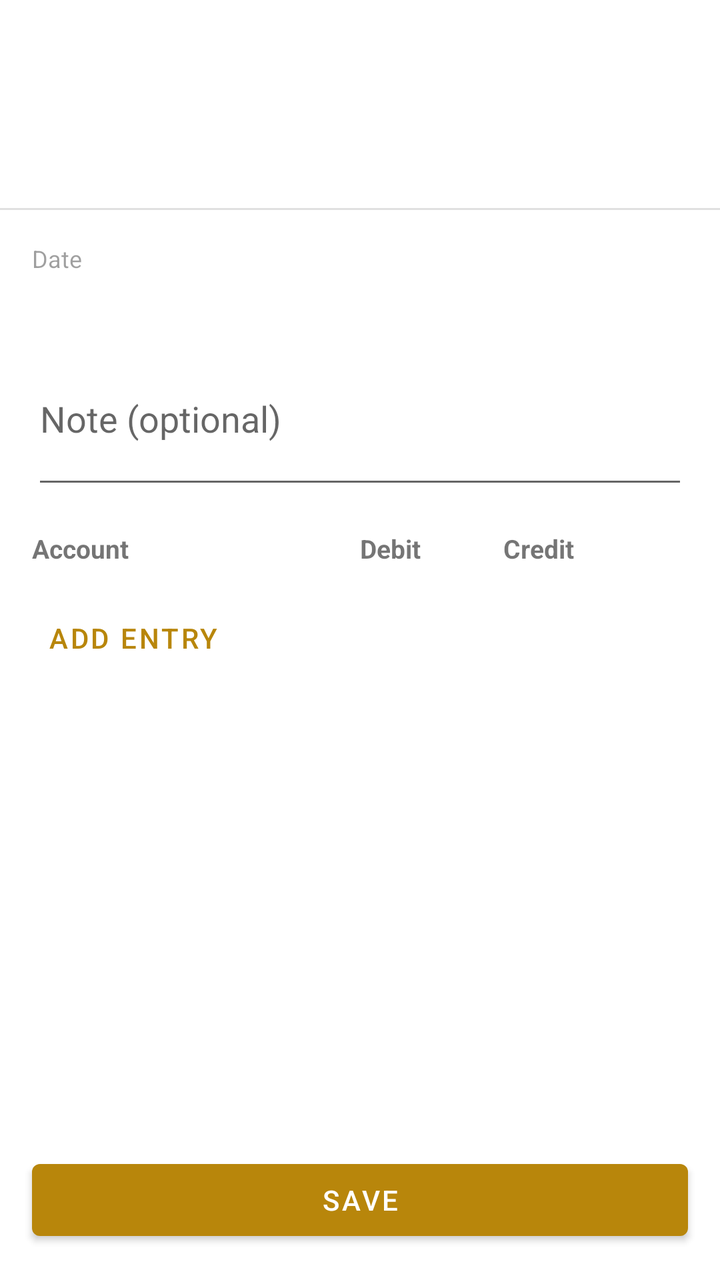
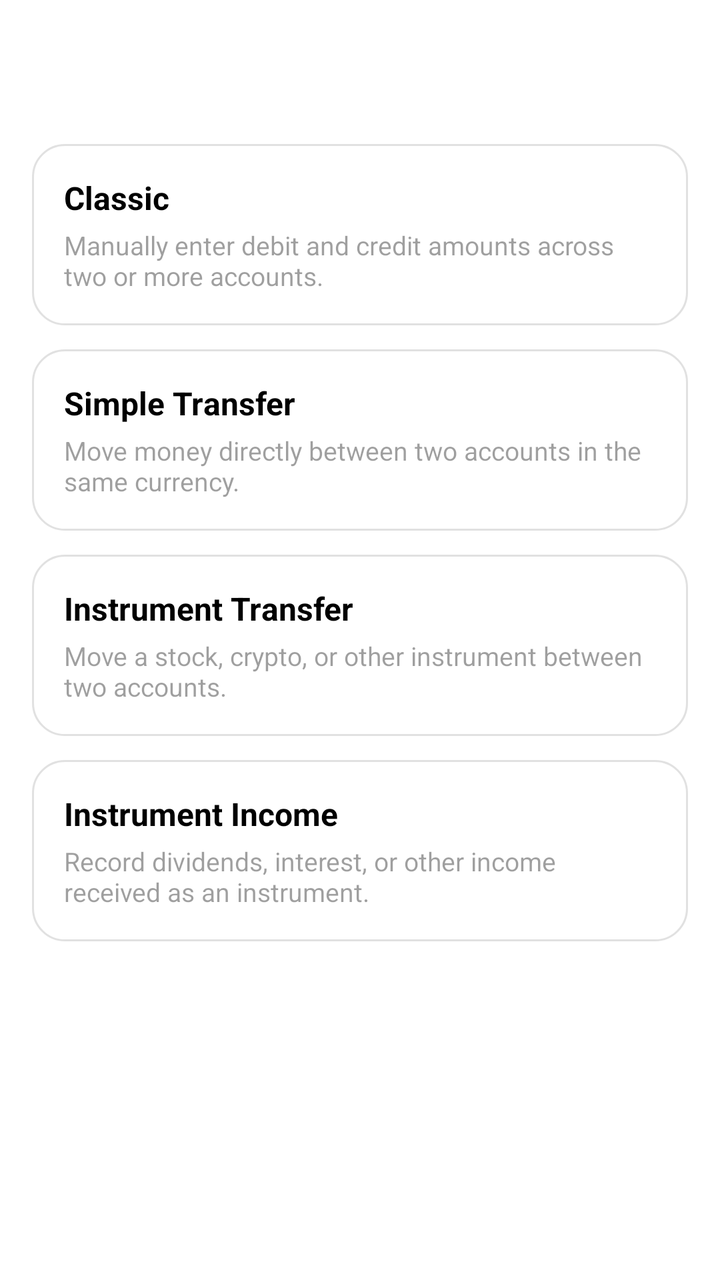

Two renders of the same Android screen: before a commit and after it. Below are the layout's source before the change and the commit's diff.
<!-- AndroidManifest.xml: application theme Theme.Accounting -->
<!-- res/layout/activity_add_transaction.xml -->
<?xml version="1.0" encoding="utf-8"?>
<LinearLayout xmlns:android="http://schemas.android.com/apk/res/android"
    xmlns:app="http://schemas.android.com/apk/res-auto"
    android:layout_width="match_parent"
    android:layout_height="match_parent"
    android:orientation="vertical">

    <androidx.appcompat.widget.Toolbar
        android:id="@+id/toolbar"
        android:layout_width="match_parent"
        android:layout_height="wrap_content"
        android:minHeight="?attr/actionBarSize" />

    <com.google.android.material.tabs.TabLayout
        android:id="@+id/tabs_transaction_mode"
        android:layout_width="match_parent"
        android:layout_height="wrap_content"
        android:background="?attr/colorSurface"
        app:tabGravity="start"
        app:tabMode="scrollable" />

    <View
        android:layout_width="match_parent"
        android:layout_height="1dp"
        android:background="?attr/colorControlHighlight" />

    <androidx.core.widget.NestedScrollView
        android:layout_width="match_parent"
        android:layout_height="0dp"
        android:layout_weight="1">

        <LinearLayout
            android:layout_width="match_parent"
            android:layout_height="wrap_content"
            android:orientation="vertical"
            android:padding="16dp">

            <TextView
                android:layout_width="match_parent"
                android:layout_height="wrap_content"
                android:text="@string/label_date"
                android:textSize="12sp"
                android:alpha="0.7" />

            <TextView
                android:id="@+id/text_datetime"
                android:layout_width="match_parent"
                android:layout_height="wrap_content"
                android:padding="8dp"
                android:textSize="16sp"
                android:textColor="?attr/colorOnSurface"
                android:background="?attr/selectableItemBackground"
                android:layout_marginBottom="12dp" />

            <EditText
                android:id="@+id/edit_note"
                android:layout_width="match_parent"
                android:layout_height="wrap_content"
                android:hint="@string/hint_note"
                android:inputType="textMultiLine"
                android:minLines="2"
                android:gravity="top"
                android:layout_marginBottom="16dp" />

            <LinearLayout
                android:id="@+id/mode_classic"
                android:layout_width="match_parent"
                android:layout_height="wrap_content"
                android:orientation="vertical">

                <LinearLayout
                    android:layout_width="match_parent"
                    android:layout_height="wrap_content"
                    android:orientation="horizontal"
                    android:layout_marginBottom="4dp">

                    <TextView
                        android:layout_width="0dp"
                        android:layout_height="wrap_content"
                        android:layout_weight="2"
                        android:text="@string/label_account"
                        android:textStyle="bold"
                        android:textSize="13sp" />

                    <TextView
                        android:layout_width="0dp"
                        android:layout_height="wrap_content"
                        android:layout_weight="1"
                        android:layout_marginStart="4dp"
                        android:text="@string/label_debit"
                        android:textStyle="bold"
                        android:textSize="13sp"
                        android:gravity="center" />

                    <TextView
                        android:layout_width="0dp"
                        android:layout_height="wrap_content"
                        android:layout_weight="1"
                        android:layout_marginStart="4dp"
                        android:text="@string/label_credit"
                        android:textStyle="bold"
                        android:textSize="13sp"
                        android:gravity="center" />

                    <View
                        android:layout_width="40dp"
                        android:layout_height="wrap_content" />

                </LinearLayout>

                <LinearLayout
                    android:id="@+id/entries_container"
                    android:layout_width="match_parent"
                    android:layout_height="wrap_content"
                    android:orientation="vertical" />

                <Button
                    android:id="@+id/btn_add_entry"
                    style="@style/Widget.MaterialComponents.Button.TextButton"
                    android:layout_width="wrap_content"
                    android:layout_height="wrap_content"
                    android:layout_marginTop="8dp"
                    android:text="@string/action_add_entry" />

            </LinearLayout>

            <LinearLayout
                android:id="@+id/mode_simple_transfer"
                android:layout_width="match_parent"
                android:layout_height="wrap_content"
                android:orientation="vertical"
                android:visibility="gone">

                <TextView
                    android:layout_width="match_parent"
                    android:layout_height="wrap_content"
                    android:text="@string/label_transfer_from"
                    android:textSize="12sp"
                    android:alpha="0.7" />

                <Spinner
                    android:id="@+id/spinner_transfer_from"
                    android:layout_width="match_parent"
                    android:layout_height="wrap_content" />

                <TextView
                    android:id="@+id/text_transfer_from_balance"
                    android:layout_width="match_parent"
                    android:layout_height="wrap_content"
                    android:paddingStart="6dp"
                    android:paddingTop="2dp"
                    android:textSize="11sp"
                    android:visibility="gone" />

                <TextView
                    android:id="@+id/text_transfer_from_new_balance"
                    android:layout_width="match_parent"
                    android:layout_height="wrap_content"
                    android:paddingStart="6dp"
                    android:paddingTop="2dp"
                    android:textSize="11sp"
                    android:visibility="gone" />

                <TextView
                    android:layout_width="match_parent"
                    android:layout_height="wrap_content"
                    android:gravity="center_horizontal"
                    android:text="@string/transfer_arrow_down"
                    android:textSize="18sp"
                    android:alpha="0.6"
                    android:importantForAccessibility="no" />

                <TextView
                    android:layout_width="match_parent"
                    android:layout_height="wrap_content"
                    android:text="@string/label_transfer_to"
                    android:textSize="12sp"
                    android:alpha="0.7" />

                <Spinner
                    android:id="@+id/spinner_transfer_to"
                    android:layout_width="match_parent"
                    android:layout_height="wrap_content" />

                <TextView
                    android:id="@+id/text_transfer_to_balance"
                    android:layout_width="match_parent"
                    android:layout_height="wrap_content"
                    android:paddingStart="6dp"
                    android:paddingTop="2dp"
                    android:textSize="11sp"
                    android:visibility="gone" />

                <TextView
                    android:id="@+id/text_transfer_to_new_balance"
                    android:layout_width="match_parent"
                    android:layout_height="wrap_content"
                    android:paddingStart="6dp"
                    android:paddingTop="2dp"
                    android:textSize="11sp"
                    android:visibility="gone" />

                <View
                    android:layout_width="match_parent"
                    android:layout_height="12dp" />

                <TextView
                    android:layout_width="match_parent"
                    android:layout_height="wrap_content"
                    android:text="@string/hint_amount"
                    android:textSize="12sp"
                    android:alpha="0.7" />

                <LinearLayout
                    android:layout_width="match_parent"
                    android:layout_height="wrap_content"
                    android:orientation="horizontal"
                    android:gravity="center_vertical">

                    <TextView
                        android:layout_width="wrap_content"
                        android:layout_height="wrap_content"
                        android:text="@string/label_currency_ar"
                        android:textSize="14sp"
                        android:paddingEnd="8dp" />

                    <EditText
                        android:id="@+id/edit_transfer_amount"
                        android:layout_width="0dp"
                        android:layout_height="wrap_content"
                        android:layout_weight="1"
                        android:hint="@string/hint_amount"
                        android:inputType="number"
                        android:maxLines="1" />

                </LinearLayout>

            </LinearLayout>

            <LinearLayout
                android:id="@+id/mode_instrument_transfer"
                android:layout_width="match_parent"
                android:layout_height="wrap_content"
                android:orientation="vertical"
                android:visibility="gone">

                <TextView
                    android:layout_width="match_parent"
                    android:layout_height="wrap_content"
                    android:text="@string/label_transfer_from"
                    android:textSize="12sp"
                    android:alpha="0.7" />

                <Spinner
                    android:id="@+id/spinner_instrument_transfer_from"
                    android:layout_width="match_parent"
                    android:layout_height="wrap_content" />

                <TextView
                    android:id="@+id/text_instrument_transfer_from_balance"
                    android:layout_width="match_parent"
                    android:layout_height="wrap_content"
                    android:paddingStart="6dp"
                    android:paddingTop="2dp"
                    android:textSize="11sp"
                    android:visibility="gone" />

                <TextView
                    android:id="@+id/text_instrument_transfer_from_new_balance"
                    android:layout_width="match_parent"
                    android:layout_height="wrap_content"
                    android:paddingStart="6dp"
                    android:paddingTop="2dp"
                    android:textSize="11sp"
                    android:visibility="gone" />

                <TextView
                    android:layout_width="match_parent"
                    android:layout_height="wrap_content"
                    android:gravity="center_horizontal"
                    android:text="@string/transfer_arrow_down"
                    android:textSize="18sp"
                    android:alpha="0.6"
                    android:importantForAccessibility="no" />

                <TextView
                    android:layout_width="match_parent"
                    android:layout_height="wrap_content"
                    android:text="@string/label_transfer_to"
                    android:textSize="12sp"
                    android:alpha="0.7" />

                <Spinner
                    android:id="@+id/spinner_instrument_transfer_to"
                    android:layout_width="match_parent"
                    android:layout_height="wrap_content" />

                <TextView
                    android:id="@+id/text_instrument_transfer_to_balance"
                    android:layout_width="match_parent"
                    android:layout_height="wrap_content"
                    android:paddingStart="6dp"
                    android:paddingTop="2dp"
                    android:textSize="11sp"
                    android:visibility="gone" />

                <TextView
                    android:id="@+id/text_instrument_transfer_to_new_balance"
                    android:layout_width="match_parent"
                    android:layout_height="wrap_content"
                    android:paddingStart="6dp"
                    android:paddingTop="2dp"
                    android:textSize="11sp"
                    android:visibility="gone" />

                <View
                    android:layout_width="match_parent"
                    android:layout_height="12dp" />

                <TextView
                    android:layout_width="match_parent"
                    android:layout_height="wrap_content"
                    android:text="@string/hint_amount"
                    android:textSize="12sp"
                    android:alpha="0.7" />

                <LinearLayout
                    android:layout_width="match_parent"
                    android:layout_height="wrap_content"
                    android:orientation="horizontal"
                    android:gravity="center_vertical">

                    <TextView
                        android:id="@+id/text_instrument_transfer_amount_code"
                        android:layout_width="wrap_content"
                        android:layout_height="wrap_content"
                        android:textSize="14sp"
                        android:paddingEnd="8dp" />

                    <EditText
                        android:id="@+id/edit_instrument_transfer_amount"
                        android:layout_width="0dp"
                        android:layout_height="wrap_content"
                        android:layout_weight="1"
                        android:hint="@string/hint_amount"
                        android:inputType="numberDecimal"
                        android:maxLines="1" />

                </LinearLayout>

                <TextView
                    android:id="@+id/text_instrument_transfer_amount_base"
                    android:layout_width="match_parent"
                    android:layout_height="wrap_content"
                    android:paddingStart="6dp"
                    android:paddingTop="2dp"
                    android:textSize="11sp"
                    android:alpha="0.7"
                    android:visibility="gone" />

            </LinearLayout>

            <LinearLayout
                android:id="@+id/mode_instrument_income"
                android:layout_width="match_parent"
                android:layout_height="wrap_content"
                android:orientation="vertical"
                android:visibility="gone">

                <TextView
                    android:layout_width="match_parent"
                    android:layout_height="wrap_content"
                    android:text="@string/label_instrument_income_asset"
                    android:textSize="12sp"
                    android:alpha="0.7" />

                <Spinner
                    android:id="@+id/spinner_instrument_income_asset"
                    android:layout_width="match_parent"
                    android:layout_height="wrap_content" />

                <TextView
                    android:id="@+id/text_instrument_income_asset_balance"
                    android:layout_width="match_parent"
                    android:layout_height="wrap_content"
                    android:paddingStart="6dp"
                    android:paddingTop="2dp"
                    android:textSize="11sp"
                    android:visibility="gone" />

                <TextView
                    android:id="@+id/text_instrument_income_asset_new_balance"
                    android:layout_width="match_parent"
                    android:layout_height="wrap_content"
                    android:paddingStart="6dp"
                    android:paddingTop="2dp"
                    android:textSize="11sp"
                    android:visibility="gone" />

                <View
                    android:layout_width="match_parent"
                    android:layout_height="12dp" />

                <TextView
                    android:layout_width="match_parent"
                    android:layout_height="wrap_content"
                    android:text="@string/label_instrument_income_revenue"
                    android:textSize="12sp"
                    android:alpha="0.7" />

                <Spinner
                    android:id="@+id/spinner_instrument_income_revenue"
                    android:layout_width="match_parent"
                    android:layout_height="wrap_content" />

                <TextView
                    android:id="@+id/text_instrument_income_revenue_balance"
                    android:layout_width="match_parent"
                    android:layout_height="wrap_content"
                    android:paddingStart="6dp"
                    android:paddingTop="2dp"
                    android:textSize="11sp"
                    android:visibility="gone" />

                <TextView
                    android:id="@+id/text_instrument_income_revenue_new_balance"
                    android:layout_width="match_parent"
                    android:layout_height="wrap_content"
                    android:paddingStart="6dp"
                    android:paddingTop="2dp"
                    android:textSize="11sp"
                    android:visibility="gone" />

                <View
                    android:layout_width="match_parent"
                    android:layout_height="12dp" />

                <TextView
                    android:layout_width="match_parent"
                    android:layout_height="wrap_content"
                    android:text="@string/label_instrument_income_new_balance"
                    android:textSize="12sp"
                    android:alpha="0.7" />

                <LinearLayout
                    android:layout_width="match_parent"
                    android:layout_height="wrap_content"
                    android:orientation="horizontal"
                    android:gravity="center_vertical">

                    <TextView
                        android:id="@+id/text_instrument_income_amount_code"
                        android:layout_width="wrap_content"
                        android:layout_height="wrap_content"
                        android:textSize="14sp"
                        android:paddingEnd="8dp" />

                    <EditText
                        android:id="@+id/edit_instrument_income_amount"
                        android:layout_width="0dp"
                        android:layout_height="wrap_content"
                        android:layout_weight="1"
                        android:hint="@string/label_instrument_income_new_balance"
                        android:inputType="numberDecimal"
                        android:maxLines="1" />

                </LinearLayout>

                <TextView
                    android:id="@+id/text_instrument_income_amount_base"
                    android:layout_width="match_parent"
                    android:layout_height="wrap_content"
                    android:paddingStart="6dp"
                    android:paddingTop="2dp"
                    android:textSize="11sp"
                    android:alpha="0.7"
                    android:visibility="gone" />

            </LinearLayout>

        </LinearLayout>

    </androidx.core.widget.NestedScrollView>

    <TextView
        android:id="@+id/text_balance_summary"
        android:layout_width="match_parent"
        android:layout_height="wrap_content"
        android:layout_marginStart="16dp"
        android:layout_marginEnd="16dp"
        android:layout_marginTop="8dp"
        android:gravity="center"
        android:textSize="13sp"
        android:textStyle="bold" />

    <Button
        android:id="@+id/btn_save"
        android:layout_width="match_parent"
        android:layout_height="wrap_content"
        android:layout_margin="16dp"
        android:text="@string/action_save" />

</LinearLayout>
<!-- resources referenced by this layout -->
<resources>
  <string name="action_add_entry">Add Entry</string>
  <string name="action_save">Save</string>
  <string name="hint_amount">Amount</string>
  <string name="hint_note">Note (optional)</string>
  <string name="label_account">Account</string>
  <string name="label_credit">Credit</string>
  <string name="label_currency_ar">Ar</string>
  <string name="label_date">Date</string>
  <string name="label_debit">Debit</string>
  <string name="label_instrument_income_asset">Asset account</string>
  <string name="label_instrument_income_new_balance">New balance</string>
  <string name="label_instrument_income_revenue">Revenue account</string>
  <string name="label_transfer_from">From</string>
  <string name="label_transfer_to">To</string>
  <string name="transfer_arrow_down">↓</string>
  <style name="Theme.Accounting" parent="Theme.MaterialComponents.DayNight.NoActionBar">
          <item name="colorPrimary">@color/gold_500</item>
          <item name="colorPrimaryVariant">@color/gold_700</item>
          <item name="colorOnPrimary">@color/white</item>
          <item name="colorSecondary">@color/brown_500</item>
          <item name="colorSecondaryVariant">@color/brown_700</item>
          <item name="colorOnSecondary">@color/white</item>
          <item name="android:statusBarColor" tools:targetApi="21">?attr/colorPrimaryVariant</item>
      </style>
  <color name="gold_500">#B8860B</color>
  <color name="gold_700">#7A5C00</color>
  <color name="white">#FFFFFFFF</color>
  <color name="brown_500">#5D4037</color>
  <color name="brown_700">#4E342E</color>
</resources>

<!-- the commit's change to res/layout/activity_add_transaction.xml (unified diff, before → after) -->
@@ -11,13 +11,167 @@
         android:layout_height="wrap_content"
         android:minHeight="?attr/actionBarSize" />
 
-    <com.google.android.material.tabs.TabLayout
-        android:id="@+id/tabs_transaction_mode"
+    <LinearLayout
+        android:id="@+id/step_mode_selection"
         android:layout_width="match_parent"
-        android:layout_height="wrap_content"
-        android:background="?attr/colorSurface"
-        app:tabGravity="start"
-        app:tabMode="scrollable" />
+        android:layout_height="0dp"
+        android:layout_weight="1"
+        android:orientation="vertical"
+        android:padding="16dp">
+
+        <FrameLayout
+            android:id="@+id/mode_option_classic"
+            android:layout_width="match_parent"
+            android:layout_height="wrap_content"
+            android:layout_marginBottom="12dp"
+            android:background="@drawable/bg_section_card"
+            android:foreground="?attr/selectableItemBackground"
+            android:clickable="true"
+            android:focusable="true">
+
+            <LinearLayout
+                android:layout_width="match_parent"
+                android:layout_height="wrap_content"
+                android:orientation="vertical"
+                android:padding="16dp">
+
+                <TextView
+                    android:layout_width="match_parent"
+                    android:layout_height="wrap_content"
+                    android:text="@string/mode_title_classic"
+                    android:textStyle="bold"
+                    android:textSize="16sp"
+                    android:textColor="?attr/colorOnSurface" />
+
+                <TextView
+                    android:layout_width="match_parent"
+                    android:layout_height="wrap_content"
+                    android:layout_marginTop="4dp"
+                    android:text="@string/mode_description_classic"
+                    android:textSize="13sp"
+                    android:alpha="0.7" />
+
+            </LinearLayout>
+
+        </FrameLayout>
+
+        <FrameLayout
+            android:id="@+id/mode_option_simple_transfer"
+            android:layout_width="match_parent"
+            android:layout_height="wrap_content"
+            android:layout_marginBottom="12dp"
+            android:background="@drawable/bg_section_card"
+            android:foreground="?attr/selectableItemBackground"
+            android:clickable="true"
+            android:focusable="true">
+
+            <LinearLayout
+                android:layout_width="match_parent"
+                android:layout_height="wrap_content"
+                android:orientation="vertical"
+                android:padding="16dp">
+
+                <TextView
+                    android:layout_width="match_parent"
+                    android:layout_height="wrap_content"
+                    android:text="@string/mode_title_simple_transfer"
+                    android:textStyle="bold"
+                    android:textSize="16sp"
+                    android:textColor="?attr/colorOnSurface" />
+
+                <TextView
+                    android:layout_width="match_parent"
+                    android:layout_height="wrap_content"
+                    android:layout_marginTop="4dp"
+                    android:text="@string/mode_description_simple_transfer"
+                    android:textSize="13sp"
+                    android:alpha="0.7" />
+
+            </LinearLayout>
+
+        </FrameLayout>
+
+        <FrameLayout
+            android:id="@+id/mode_option_instrument_transfer"
+            android:layout_width="match_parent"
+            android:layout_height="wrap_content"
+            android:layout_marginBottom="12dp"
+            android:background="@drawable/bg_section_card"
+            android:foreground="?attr/selectableItemBackground"
+            android:clickable="true"
+            android:focusable="true">
+
+            <LinearLayout
+                android:layout_width="match_parent"
+                android:layout_height="wrap_content"
+                android:orientation="vertical"
+                android:padding="16dp">
+
+                <TextView
+                    android:layout_width="match_parent"
+                    android:layout_height="wrap_content"
+                    android:text="@string/mode_title_instrument_transfer"
+                    android:textStyle="bold"
+                    android:textSize="16sp"
+                    android:textColor="?attr/colorOnSurface" />
+
+                <TextView
+                    android:layout_width="match_parent"
+                    android:layout_height="wrap_content"
+                    android:layout_marginTop="4dp"
+                    android:text="@string/mode_description_instrument_transfer"
+                    android:textSize="13sp"
+                    android:alpha="0.7" />
+
+            </LinearLayout>
+
+        </FrameLayout>
+
+        <FrameLayout
+            android:id="@+id/mode_option_instrument_income"
+            android:layout_width="match_parent"
+            android:layout_height="wrap_content"
+            android:layout_marginBottom="12dp"
+            android:background="@drawable/bg_section_card"
+            android:foreground="?attr/selectableItemBackground"
+            android:clickable="true"
+            android:focusable="true">
+
+            <LinearLayout
+                android:layout_width="match_parent"
+                android:layout_height="wrap_content"
+                android:orientation="vertical"
+                android:padding="16dp">
+
+                <TextView
+                    android:layout_width="match_parent"
+                    android:layout_height="wrap_content"
+                    android:text="@string/mode_title_instrument_income"
+                    android:textStyle="bold"
+                    android:textSize="16sp"
+                    android:textColor="?attr/colorOnSurface" />
+
+                <TextView
+                    android:layout_width="match_parent"
+                    android:layout_height="wrap_content"
+                    android:layout_marginTop="4dp"
+                    android:text="@string/mode_description_instrument_income"
+                    android:textSize="13sp"
+                    android:alpha="0.7" />
+
+            </LinearLayout>
+
+        </FrameLayout>
+
+    </LinearLayout>
+
+    <LinearLayout
+        android:id="@+id/step_transaction_form"
+        android:layout_width="match_parent"
+        android:layout_height="0dp"
+        android:layout_weight="1"
+        android:orientation="vertical"
+        android:visibility="gone">
 
     <View
         android:layout_width="match_parent"
@@ -500,4 +654,6 @@
         android:layout_margin="16dp"
         android:text="@string/action_save" />
 
+    </LinearLayout>
+
 </LinearLayout>
<!-- resource entries referenced after the edit -->
@@ -1,5 +1,15 @@
 <!-- resources referenced by this layout -->
 <resources>
+  <!-- drawable bg_section_card (drawable) -->
+  <?xml version="1.0" encoding="utf-8"?>
+  <shape xmlns:android="http://schemas.android.com/apk/res/android"
+      android:shape="rectangle">
+      <solid android:color="@color/section_card_bg" />
+      <corners android:radius="16dp" />
+      <stroke
+          android:width="1dp"
+          android:color="@color/report_divider" />
+  </shape>
   <string name="action_add_entry">Add Entry</string>
   <string name="action_save">Save</string>
   <string name="hint_amount">Amount</string>
@@ -14,6 +24,14 @@
   <string name="label_instrument_income_revenue">Revenue account</string>
   <string name="label_transfer_from">From</string>
   <string name="label_transfer_to">To</string>
+  <string name="mode_description_classic">Manually enter debit and credit amounts across two or more accounts.</string>
+  <string name="mode_description_instrument_income">Record dividends, interest, or other income received as an instrument.</string>
+  <string name="mode_description_instrument_transfer">Move a stock, crypto, or other instrument between two accounts.</string>
+  <string name="mode_description_simple_transfer">Move money directly between two accounts in the same currency.</string>
+  <string name="mode_title_classic">Classic</string>
+  <string name="mode_title_instrument_income">Instrument Income</string>
+  <string name="mode_title_instrument_transfer">Instrument Transfer</string>
+  <string name="mode_title_simple_transfer">Simple Transfer</string>
   <string name="transfer_arrow_down">↓</string>
   <style name="Theme.Accounting" parent="Theme.MaterialComponents.DayNight.NoActionBar">
           <item name="colorPrimary">@color/gold_500</item>
@@ -24,6 +42,8 @@
           <item name="colorOnSecondary">@color/white</item>
           <item name="android:statusBarColor" tools:targetApi="21">?attr/colorPrimaryVariant</item>
       </style>
+  <color name="section_card_bg">@color/white</color>
+  <color name="report_divider">#40888888</color>
   <color name="gold_500">#B8860B</color>
   <color name="gold_700">#7A5C00</color>
   <color name="white">#FFFFFFFF</color>
